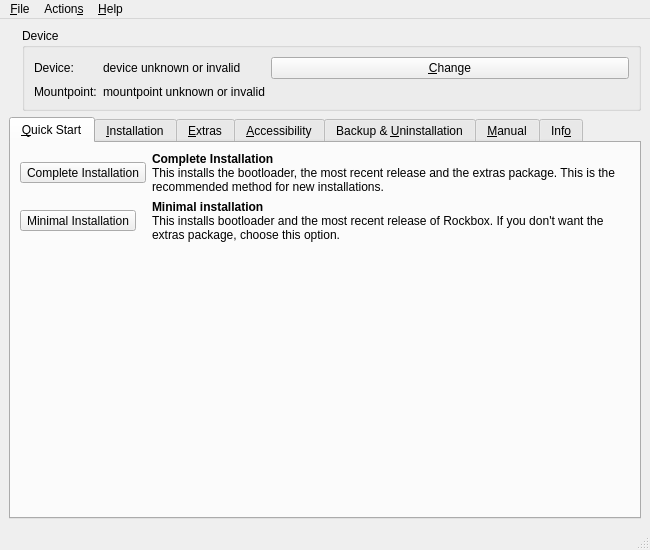
First picture: the form in rbutil/rbutilqt/rbutilqtfrm.ui, repository Rockbox/rockbox, before the edit.
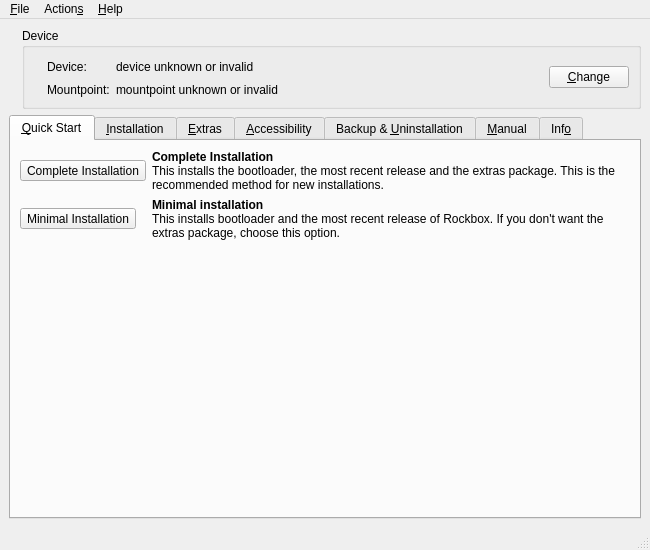
Second picture: the form after the edit. Icons and pictures are not drawn.

Commit message:
Show player picture left of device configuration.
After shrinking the size of the Rockbox logo shown and making the selected
device display two lines there is now enough room to also show an icon of the
player. The icon is scaled depending on the application font size, so for
setups configured with a larger font it still should show up in a reasonable
size.

Diff of the .ui file:
```diff
--- a/rbutil/rbutilqt/rbutilqtfrm.ui
+++ b/rbutil/rbutilqt/rbutilqtfrm.ui
@@ -97,7 +97,17 @@
          </property>
         </spacer>
        </item>
-       <item row="0" column="3">
+       <item row="0" column="0" rowspan="2">
+        <widget class="QLabel" name="labelPlayerPic">
+         <property name="text">
+          <string/>
+         </property>
+         <property name="scaledContents">
+          <bool>true</bool>
+         </property>
+        </widget>
+       </item>
+       <item row="0" column="4" rowspan="2">
         <widget class="QPushButton" name="buttonChangeDevice">
          <property name="text">
           <string>&amp;Change</string>
```
The commit also changes 55 other files.
